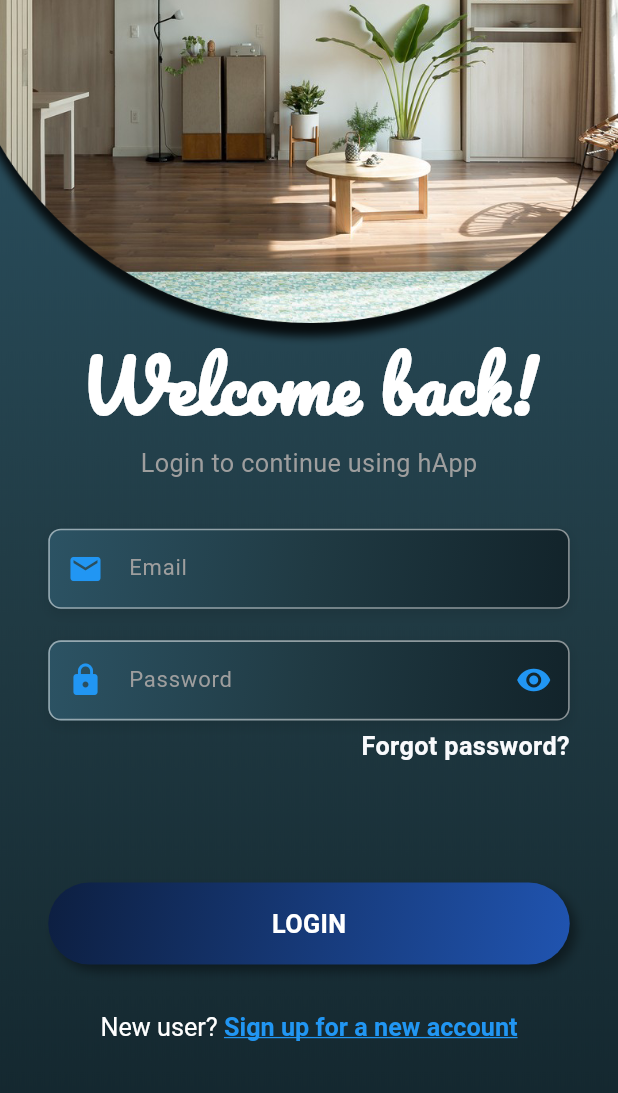
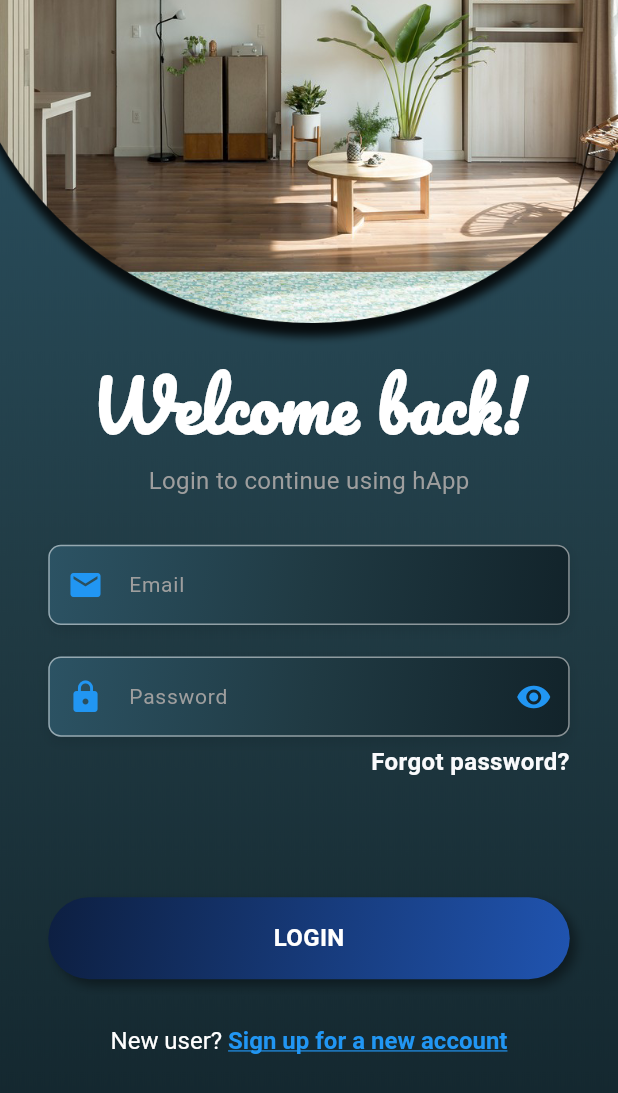
Before and after one commit to HuynhMinh2003/DoAn, a Flutter app: the screen it shows after launch, on a phone screen of 412 x 824 dp. Shown: the top 1093 px of the screen. Run offline on Flutter 3.47's test engine with Material 3 defaults, Android fonts, the light colour scheme and no system bars; our stand-ins replace cloud_firestore, firebase_auth, firebase_core, firebase_database, firebase_messaging, firebase_storage and 8 more; accounts and stored records are empty; network calls fail; project files that could hold a hidden picture were left out.

Commit message:
Sửa tip 2

```diff
--- a/lib/main.dart
+++ b/lib/main.dart
@@ -92,7 +92,7 @@ void main() async {
   print("OAuth Token: $oauthToken");
   sendNotification(
       oauthToken,
-      "dv9w-xXkRbmgOJtaueNIAx:APA91bFov0-Y3eXzP2SdT0XTWnXnW6D625SohIPPUY61aWr4PNfPQQhGaPbZzhvdvaSnWrzu90ewEK1RRcJOy7ERU7s3YTqQhisdtNOtwXb_xj9WQC3QJ6o", // FCM Token của thiết bị nhận
+      "cAaBnkGPQIikyBN6rOm-i-:APA91bFZUkSL6ooRj4q6m1BeN6IeRe_wQRrOaeA-MpBvI6bEaLE8psWQcB83pDvALMmcC9nejQz8wA7rQwuK-VaeL0GR9OQCg7OXzW3vf9W4MQkL40_Tg2g", // FCM Token của thiết bị nhận
       "Thông báo tiền nước!",
       "Hóa đơn tháng này là 500,000 VND."
   );
--- a/lib/src/blocs/auth_bloc.dart
+++ b/lib/src/blocs/auth_bloc.dart
@@ -132,7 +132,8 @@ class AuthBloc {
     required String phone,
     required String nameHouse, // Thêm tham số
     required String pass,
-    required double apartmentArea, // Add apartmentArea parameter
+    required double apartmentArea,
+    required String avatarUrl, // Ảnh đại diện
     required Function onSuccess,
     required Function(String) onRegisterError,
   }) {
@@ -149,6 +150,7 @@ class AuthBloc {
         nameHouse: nameHouse,
         password: pass,
         area: apartmentArea, // Gửi diện tích căn hộ vào signUp
+        avatarUrl: avatarUrl, // Lưu avatar vào database
         onSuccess: onSuccess,
         onRegisterError: onRegisterError,
       );
--- a/lib/src/resources/login_page.dart
+++ b/lib/src/resources/login_page.dart
@@ -38,10 +38,20 @@ class _LoginPageState extends State<LoginPage> {
         statusBarIconBrightness: Brightness.light, // Icon màu trắng
       ),
     );
+    print("Login Screen INIT");
+  }
+
+  @override
+  void dispose() {
+    print("Login Screen DISPOSED");
+    super.dispose();
   }
 
   @override
   Widget build(BuildContext context) {
+    print("📌 Login Screen rebuilt");
+
+    return LayoutBuilder(builder: (context, constraints){
       return Scaffold(
         resizeToAvoidBottomInset: false,
         // Cho phép đẩy nội dung khi bàn phím xuất hiện
@@ -77,7 +87,7 @@ class _LoginPageState extends State<LoginPage> {
                             mainAxisSize: MainAxisSize.min,
                             children: [
                               Transform.translate(
-                            offset: Offset(-11.5.w, -110.h),
+                                offset: Offset(-10.5.w, -110.h),
                                 // Đẩy ảnh lên 20 pixels
                                 child: Transform.scale(
                                   scale: 3.5, // Phóng to ảnh
@@ -91,7 +101,6 @@ class _LoginPageState extends State<LoginPage> {
                                   ),
                                 ),
                               ),
-                          SizedBox(height: 10.h),
                               Padding(
                                 padding: EdgeInsets.symmetric(
                                     vertical: 40.h, horizontal: 30.w),
@@ -103,11 +112,11 @@ class _LoginPageState extends State<LoginPage> {
                                     // Chào mừng
                                     Padding(
                                       padding:
-                                      EdgeInsets.fromLTRB(0.w, 5.h, 0.w, 1.h),
+                                      EdgeInsets.fromLTRB(0.w, 30.h, 0.w, 1.h),
                                       child: Text(
                                         'Welcome back!',
                                         style: GoogleFonts.pacifico(
-                                      fontSize: 45.sp,
+                                          fontSize: 45,
                                           fontWeight: FontWeight.bold,
                                           color: Colors.white,
                                         ),
@@ -120,13 +129,12 @@ class _LoginPageState extends State<LoginPage> {
                                       child: Text(
                                         'Login to continue using hApp',
                                         style: TextStyle(
-                                        fontSize: 16.sp, color: Colors.grey),
+                                            fontSize: 16, color: Colors.grey),
                                       ),
                                     ),
 
                                     Padding(
-                                  padding:
-                                      EdgeInsets.fromLTRB(0.w, 30.h, 0.w, 0.h),
+                                      padding: EdgeInsets.fromLTRB(0.w, 30.h, 0.w, 0.h),
                                       child: StreamBuilder<String>(
                                         stream: authBloc.emailStream1,
                                         builder: (context, snapshot) => Column(
@@ -158,7 +166,7 @@ class _LoginPageState extends State<LoginPage> {
                                                   snapshot.error.toString(),
                                                   style: TextStyle(
                                                       color: Colors.red,
-                                                  fontSize: 12.sp),
+                                                      fontSize: 12),
                                                 ),
                                               ),
                                           ],
@@ -218,7 +226,7 @@ class _LoginPageState extends State<LoginPage> {
                                                   snapshot.error.toString(),
                                                   style: TextStyle(
                                                       color: Colors.red,
-                                                  fontSize: 12.sp),
+                                                      fontSize: 12),
                                                 ),
                                               ),
                                           ],
@@ -245,7 +253,7 @@ class _LoginPageState extends State<LoginPage> {
                                               child: Text(
                                                 'Forgot password?',
                                                 style: TextStyle(
-                                              fontSize: 16.sp,
+                                                  fontSize: 16,
                                                   fontWeight: FontWeight.bold,
                                                   color: const Color(0xfff9fafc)
                                                       .withOpacity(_isPressed1
@@ -319,7 +327,7 @@ class _LoginPageState extends State<LoginPage> {
                                               'LOGIN',
                                               style: TextStyle(
                                                   color: Colors.white,
-                                              fontSize: 16.sp,
+                                                  fontSize: 16,
                                                   fontWeight: FontWeight.bold),
                                             ),
                                           ),
@@ -335,14 +343,14 @@ class _LoginPageState extends State<LoginPage> {
                                             text: 'New user? ',
                                             style: TextStyle(
                                                 color: Colors.white,
-                                            fontSize: 16.sp),
+                                                fontSize: 16),
                                             children: [
                                               TextSpan(
                                                 text: "Sign up for a new account",
                                                 style: TextStyle(
                                                   color: Colors.blue.withOpacity(
                                                       _isPressed ? 0.6 : 1.0),
-                                              fontSize: 16.sp,
+                                                  fontSize: 16,
                                                   fontWeight: FontWeight.bold,
                                                   decoration:
                                                   TextDecoration.underline,
@@ -415,7 +423,7 @@ class _LoginPageState extends State<LoginPage> {
                   })),
             ],
           ),
-        ));
+        ));});
   }
 
   void _onForgotPasswordClick() {
@@ -577,9 +585,12 @@ class _LoginPageState extends State<LoginPage> {
                 ));
               } else {
                 // Nếu isApproved là false, điều hướng đến WaitingPage
-                Navigator.of(context).pushReplacement(MaterialPageRoute(
+                Navigator.of(context).push(
+                  MaterialPageRoute(
                     builder: (context) => WaitingForApprovalPage(),
-                ));
+                  ),
+                );
+
               }
             } else {
               MsgDialog.showMsgDialog(context, "Error",
@@ -623,7 +634,7 @@ class _LoginPageState extends State<LoginPage> {
   InputDecoration _inputDecoration(String hint, Icon icon, Color labelColor) {
     return InputDecoration(
       labelText: hint,
-      labelStyle: TextStyle(color: labelColor, fontSize: 14.sp),
+      labelStyle: TextStyle(color: labelColor, fontSize: 14),
       floatingLabelBehavior: FloatingLabelBehavior.auto,
       filled: true,
       fillColor: Colors.transparent,
@@ -639,12 +650,12 @@ class _LoginPageState extends State<LoginPage> {
       enabledBorder: OutlineInputBorder(
         borderRadius: BorderRadius.circular(8.r),
         borderSide:
-            BorderSide(color: Colors.white.withOpacity(0.5), width: 1.w),
+            BorderSide(color: Colors.white.withOpacity(0.5), width: 1),
       ),
       focusedBorder: OutlineInputBorder(
         borderRadius: BorderRadius.circular(8.r),
         borderSide: BorderSide(
-            color: Colors.white, width: 1.5.w), // Viền trắng khi focus
+            color: Colors.white, width: 1.5), // Viền trắng khi focus
       ),
     );
   }
@@ -653,7 +664,7 @@ class _LoginPageState extends State<LoginPage> {
       {Widget? suffixIcon}) {
     return InputDecoration(
       labelText: hint,
-      labelStyle: TextStyle(color: labelColor, fontSize: 14.sp),
+      labelStyle: TextStyle(color: labelColor, fontSize: 14),
       // Label màu trắng để dễ nhìn
       floatingLabelBehavior: FloatingLabelBehavior.auto,
       filled: true,
@@ -670,12 +681,12 @@ class _LoginPageState extends State<LoginPage> {
         borderRadius: BorderRadius.circular(8.r),
         borderSide: BorderSide(
             color: Colors.white.withOpacity(0.5),
-            width: 1.w), // Viền mờ khi chưa focus
+            width: 1), // Viền mờ khi chưa focus
       ),
       focusedBorder: OutlineInputBorder(
         borderRadius: BorderRadius.circular(8.r),
         borderSide: BorderSide(
-            color: Colors.white, width: 1.5.w), // Viền trắng khi focus
+            color: Colors.white, width: 1.5), // Viền trắng khi focus
       ),
     );
   }
--- a/lib/src/resources/waiting_page.dart
+++ b/lib/src/resources/waiting_page.dart
@@ -9,6 +9,7 @@ class WaitingForApprovalPage extends StatelessWidget {
       ),
       body: Padding(
         padding: const EdgeInsets.all(16.0),
+        child: Center(
           child: Column(
             mainAxisAlignment: MainAxisAlignment.center,
             crossAxisAlignment: CrossAxisAlignment.center,
@@ -29,6 +30,7 @@ class WaitingForApprovalPage extends StatelessWidget {
               ),
             ],
           ),
+        )
       ),
     );
   }
--- a/pubspec.yaml
+++ b/pubspec.yaml
@@ -56,6 +56,7 @@ dependencies:
   google_fonts: ^6.2.1
   flutter_keyboard_visibility: ^6.0.0
   shared_preferences: ^2.5.2
+  firebase_storage: ^12.4.4
 
 dev_dependencies:
   flutter_test:
```
Also changed, not shown: lib/src/fire_base/fire_base_auth.dart (+7 -1 lines), lib/src/resources/personal_info_page.dart (+110 -106 lines), lib/src/resources/register_page.dart (+23 -16 lines), pubspec.lock, 2 other files. Lines whose indentation alone changed are shown as unchanged.
